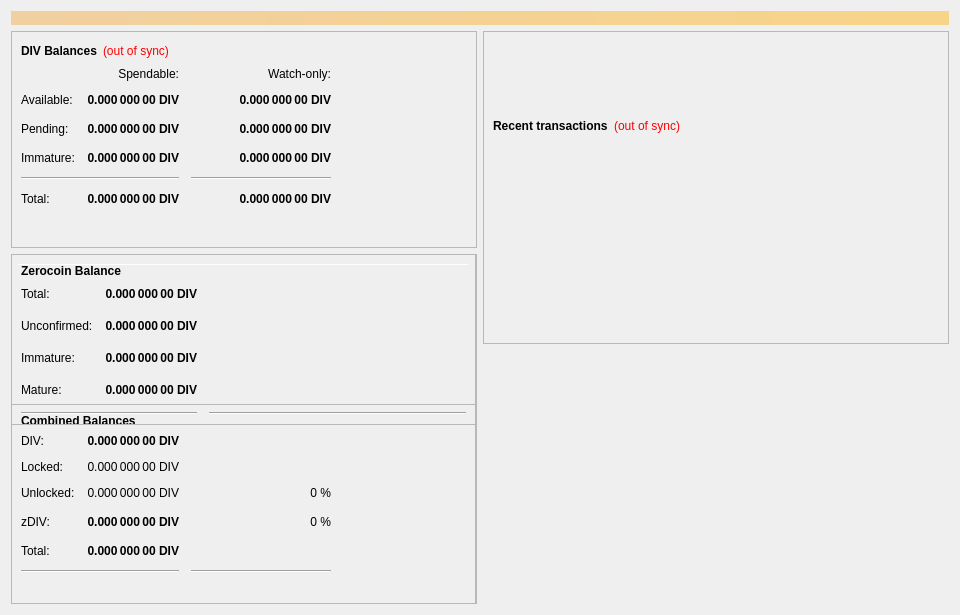
Before: the Qt Designer form Astra/src/qt/forms/overviewpage.ui in KingricharVD/Astra-Coin, drawn with Qt 5.
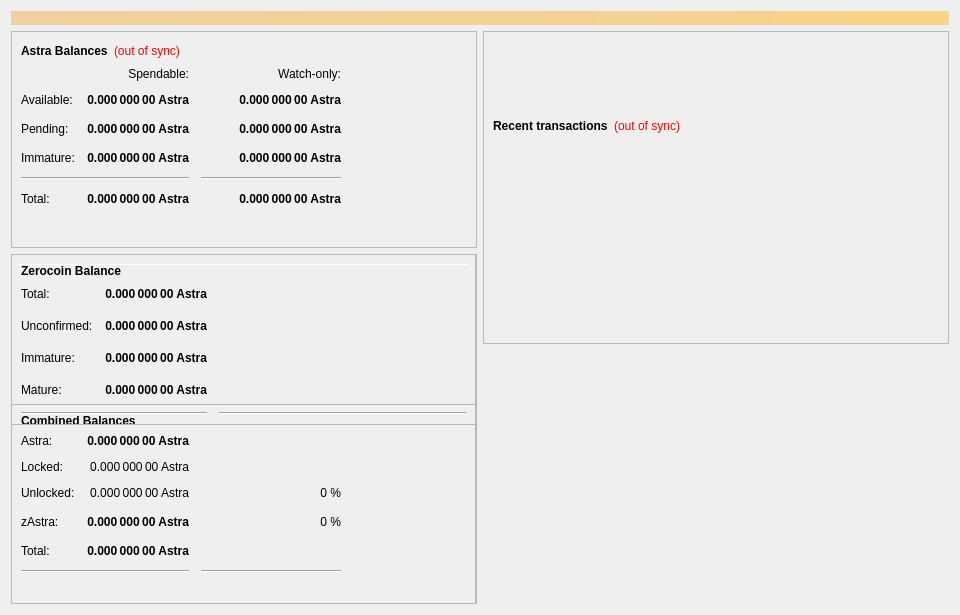
After: the same form once the commit is applied.

What changed in the file:
```diff
--- a/Astra/src/qt/forms/overviewpage.ui
+++ b/Astra/src/qt/forms/overviewpage.ui
@@ -60,7 +60,7 @@
                </font>
               </property>
               <property name="text">
-               <string>DIV Balances</string>
+               <string>Astra Balances</string>
               </property>
              </widget>
             </item>
@@ -118,7 +118,7 @@
                <string>Unconfirmed transactions to watch-only addresses</string>
               </property>
               <property name="text">
-               <string notr="true">0.000 000 00 DIV</string>
+               <string notr="true">0.000 000 00 Astra</string>
               </property>
               <property name="alignment">
                <set>Qt::AlignRight|Qt::AlignTrailing|Qt::AlignVCenter</set>
@@ -143,7 +143,7 @@
                <string>Total of transactions that have yet to be confirmed, and do not yet count toward the spendable balance</string>
               </property>
               <property name="text">
-               <string notr="true">0.000 000 00 DIV</string>
+               <string notr="true">0.000 000 00 Astra</string>
               </property>
               <property name="alignment">
                <set>Qt::AlignRight|Qt::AlignTrailing|Qt::AlignVCenter</set>
@@ -168,7 +168,7 @@
                <string>Staked or masternode rewards in watch-only addresses that has not yet matured</string>
               </property>
               <property name="text">
-               <string notr="true">0.000 000 00 DIV</string>
+               <string notr="true">0.000 000 00 Astra</string>
               </property>
               <property name="alignment">
                <set>Qt::AlignRight|Qt::AlignTrailing|Qt::AlignVCenter</set>
@@ -226,7 +226,7 @@
                <string>Staked or masternode rewards that has not yet matured</string>
               </property>
               <property name="text">
-               <string notr="true">0.000 000 00 DIV</string>
+               <string notr="true">0.000 000 00 Astra</string>
               </property>
               <property name="alignment">
                <set>Qt::AlignRight|Qt::AlignTrailing|Qt::AlignVCenter</set>
@@ -271,7 +271,7 @@
                <string>Your current total balance</string>
               </property>
               <property name="text">
-               <string notr="true">0.000 000 00 DIV</string>
+               <string notr="true">0.000 000 00 Astra</string>
               </property>
               <property name="alignment">
                <set>Qt::AlignRight|Qt::AlignTrailing|Qt::AlignVCenter</set>
@@ -296,7 +296,7 @@
                <string>Current total balance in watch-only addresses</string>
               </property>
               <property name="text">
-               <string notr="true">0.000 000 00 DIV</string>
+               <string notr="true">0.000 000 00 Astra</string>
               </property>
               <property name="alignment">
                <set>Qt::AlignRight|Qt::AlignTrailing|Qt::AlignVCenter</set>
@@ -338,7 +338,7 @@
                <string>Your current spendable balance</string>
               </property>
               <property name="text">
-               <string notr="true">0.000 000 00 DIV</string>
+               <string notr="true">0.000 000 00 Astra</string>
               </property>
               <property name="alignment">
                <set>Qt::AlignRight|Qt::AlignTrailing|Qt::AlignVCenter</set>
@@ -363,7 +363,7 @@
                <string>Your current balance in watch-only addresses</string>
               </property>
               <property name="text">
-               <string notr="true">0.000 000 00 DIV</string>
+               <string notr="true">0.000 000 00 Astra</string>
               </property>
               <property name="alignment">
                <set>Qt::AlignRight|Qt::AlignTrailing|Qt::AlignVCenter</set>
@@ -963,7 +963,7 @@
                 <string>Total of transactions that have yet to be confirmed, and do not yet count toward the spendable balance</string>
                </property>
                <property name="text">
-                <string notr="true">0.000 000 00 DIV</string>
+                <string notr="true">0.000 000 00 Astra</string>
                </property>
                <property name="alignment">
                 <set>Qt::AlignRight|Qt::AlignTrailing|Qt::AlignVCenter</set>
@@ -988,7 +988,7 @@
                 <string>Total Balance, including unconfirmed and immature coins.</string>
                </property>
                <property name="text">
-                <string notr="true">0.000 000 00 DIV</string>
+                <string notr="true">0.000 000 00 Astra</string>
                </property>
                <property name="alignment">
                 <set>Qt::AlignRight|Qt::AlignTrailing|Qt::AlignVCenter</set>
@@ -1021,7 +1021,7 @@
              <item row="1" column="0">
               <widget class="QLabel" name="labelBalanceTextz">
                <property name="text">
-                <string>DIV:</string>
+                <string>Astra:</string>
                </property>
               </widget>
              </item>
@@ -1040,7 +1040,7 @@
                 <string>Your current spendable balance</string>
                </property>
                <property name="text">
-                <string notr="true">0.000 000 00 DIV</string>
+                <string notr="true">0.000 000 00 Astra</string>
                </property>
                <property name="alignment">
                 <set>Qt::AlignRight|Qt::AlignTrailing|Qt::AlignVCenter</set>
@@ -1056,7 +1056,7 @@
                 <string/>
                </property>
                <property name="text">
-                <string>zDIV:</string>
+                <string>zAstra:</string>
                </property>
               </widget>
              </item>
@@ -1090,7 +1090,7 @@
                 <string>Locked DIV or Masternode collaterals. These are excluded from zDIV minting.</string>
                </property>
                <property name="text">
-                <string>0.000 000 00 DIV</string>
+                <string>0.000 000 00 Astra</string>
                </property>
                <property name="alignment">
                 <set>Qt::AlignRight|Qt::AlignTrailing|Qt::AlignVCenter</set>
@@ -1123,7 +1123,7 @@
                 <string>Unlocked DIVs. These can be used for zDIV minting.</string>
                </property>
                <property name="text">
-                <string>0.000 000 00 DIV</string>
+                <string>0.000 000 00 Astra</string>
                </property>
                <property name="alignment">
                 <set>Qt::AlignRight|Qt::AlignTrailing|Qt::AlignVCenter</set>
@@ -1234,7 +1234,7 @@
                 <string>All available zDIV, unconfirmed and immature zDIV included.</string>
                </property>
                <property name="text">
-                <string notr="true">0.000 000 00 DIV</string>
+                <string notr="true">0.000 000 00 Astra</string>
                </property>
                <property name="alignment">
                 <set>Qt::AlignRight|Qt::AlignTrailing|Qt::AlignVCenter</set>
@@ -1312,7 +1312,7 @@
 These zDIV are spendable.</string>
                </property>
                <property name="text">
-                <string>0.000 000 00 DIV</string>
+                <string>0.000 000 00 Astra</string>
                </property>
                <property name="alignment">
                 <set>Qt::AlignRight|Qt::AlignTrailing|Qt::AlignVCenter</set>
@@ -1343,7 +1343,7 @@
 Immature: confirmed, but less than 3 mints of the same denomination after it was minted</string>
                </property>
                <property name="text">
-                <string>0.000 000 00 DIV</string>
+                <string>0.000 000 00 Astra</string>
                </property>
                <property name="alignment">
                 <set>Qt::AlignRight|Qt::AlignTrailing|Qt::AlignVCenter</set>
@@ -1387,7 +1387,7 @@
 Immature: confirmed, but less than 3 mints of the same denomination after it was minted</string>
                </property>
                <property name="text">
-                <string>0.000 000 00 DIV</string>
+                <string>0.000 000 00 Astra</string>
                </property>
                <property name="alignment">
                 <set>Qt::AlignRight|Qt::AlignTrailing|Qt::AlignVCenter</set>
```
Left out of the diff: 26 changed lines with no effect on the pictures.
